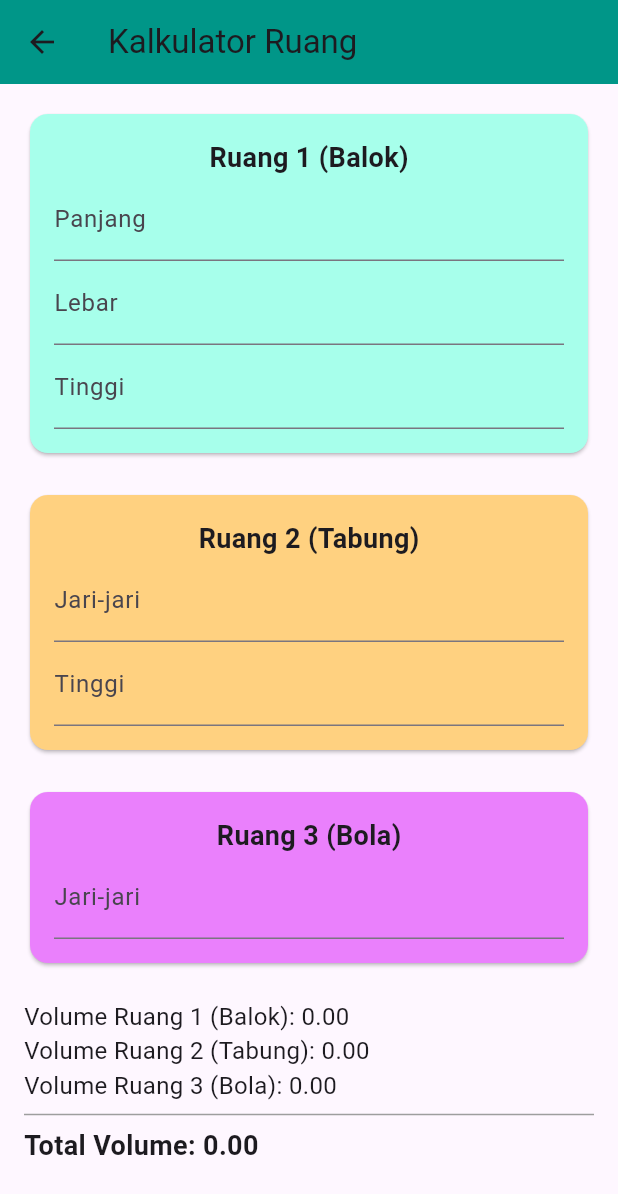
After one commit to Kasehito/my_mobx_app, a Flutter app: the screen it shows after launch, after a tap on "Go to Second Screen CUBIC", on a phone screen of 412 x 824 dp. The commit adds this screen. Shown: the top 1194 px of the screen. Run offline on Flutter 3.47's test engine with Material 3 defaults, Android fonts, the phone set to English and light mode, and no system bars; our stand-ins replace flutter_mobx, mobx; generated files the repository leaves out were written again.

Commit message:
[AN] membuat bangun ruang

```diff
--- /dev/null
+++ b/lib/list.dart
@@ -0,0 +1 @@
+// TODO Implement this library.
--- a/lib/main.dart
+++ b/lib/main.dart
@@ -1,24 +1,32 @@
+
+
+
+import 'package:my_mobx_app2/second_page.dart';
+import 'package:my_mobx_app2/space_calculator_store.dart';
 import 'package:flutter/material.dart';
-import 'package:my_mobx_app2/myhomepage.dart';
+
+import 'list.dart';
 
 void main() {
   runApp(const MyApp());
 }
 
- class MyApp extends StatelessWidget {
+class MyApp extends StatelessWidget {
   const MyApp({super.key});
 
   // This widget is the root of your application.
   @override
   Widget build(BuildContext context) {
+
     return MaterialApp(
-      title: 'Flutter Demo',
       debugShowCheckedModeBanner: false,
+      title: 'Flutter First',
       theme: ThemeData(
+
         colorScheme: ColorScheme.fromSeed(seedColor: Colors.deepPurple),
         useMaterial3: true,
       ),
-      home: MyHomePage(),
+      home:SecondPage(),
     );
   }
 }
--- /dev/null
+++ b/lib/second_page.dart
@@ -0,0 +1,27 @@
+import 'package:flutter/material.dart';
+import 'package:my_mobx_app2/space_calculator_store.dart';
+
+class SecondPage extends StatelessWidget {
+  const SecondPage({super.key});
+
+  @override
+  Widget build(BuildContext context) {
+    return Scaffold(
+      appBar: AppBar(
+        title: Text('Home Screen'),
+      ),
+      body: Center(
+        child: ElevatedButton(
+          onPressed: () {
+            // Navigate to the second screen
+            Navigator.push(
+              context,
+              MaterialPageRoute(builder: (context) => Calcu()),
+            );
+          },
+          child: Text('Go to Second Screen CUBIC'),
+        ),
+      ),
+    );
+  }
+}
--- /dev/null
+++ b/lib/space_calculator_store.dart
@@ -0,0 +1,137 @@
+import 'package:flutter/material.dart';
+import 'package:flutter_mobx/flutter_mobx.dart';
+import 'mobx.dart';
+
+class Calcu extends StatefulWidget {
+  const Calcu({super.key});
+
+  @override
+  State<Calcu> createState() => _CalcuState();
+}
+
+class _CalcuState extends State<Calcu> {
+  final store = SpaceCalculatorStore();
+
+  @override
+  Widget build(BuildContext context) {
+    return Scaffold(
+      appBar: AppBar(
+        title: const Text('Kalkulator Ruang'),
+        backgroundColor: Colors.teal,
+      ),
+      body: Padding(
+        padding: const EdgeInsets.all(16.0),
+        child: SingleChildScrollView(
+          child: Column(
+            crossAxisAlignment: CrossAxisAlignment.start,
+            children: [
+              // Input untuk Ruang 1 (Balok)
+              Card(
+                color: Colors.tealAccent.shade100,
+                child: Padding(
+                  padding: const EdgeInsets.all(16.0),
+                  child: Column(
+                    children: [
+                      const Text(
+                        'Ruang 1 (Balok)',
+                        style: TextStyle(fontSize: 18, fontWeight: FontWeight.bold),
+                      ),
+                      TextField(
+                        decoration: const InputDecoration(labelText: 'Panjang'),
+                        keyboardType: TextInputType.number,
+                        onChanged: (value) => store.setLength1(double.parse(value)),
+                      ),
+                      TextField(
+                        decoration: const InputDecoration(labelText: 'Lebar'),
+                        keyboardType: TextInputType.number,
+                        onChanged: (value) => store.setWidth1(double.parse(value)),
+                      ),
+                      TextField(
+                        decoration: const InputDecoration(labelText: 'Tinggi'),
+                        keyboardType: TextInputType.number,
+                        onChanged: (value) => store.setHeight1(double.parse(value)),
+                      ),
+                    ],
+                  ),
+                ),
+              ),
+              const SizedBox(height: 20),
+              // Input untuk Ruang 2 (Tabung)
+              Card(
+                color: Colors.orangeAccent.shade100,
+                child: Padding(
+                  padding: const EdgeInsets.all(16.0),
+                  child: Column(
+                    children: [
+                      const Text(
+                        'Ruang 2 (Tabung)',
+                        style: TextStyle(fontSize: 18, fontWeight: FontWeight.bold),
+                      ),
+                      TextField(
+                        decoration: const InputDecoration(labelText: 'Jari-jari'),
+                        keyboardType: TextInputType.number,
+                        onChanged: (value) => store.setRadius2(double.parse(value)),
+                      ),
+                      TextField(
+                        decoration: const InputDecoration(labelText: 'Tinggi'),
+                        keyboardType: TextInputType.number,
+                        onChanged: (value) => store.setHeight2(double.parse(value)),
+                      ),
+                    ],
+                  ),
+                ),
+              ),
+              const SizedBox(height: 20),
+              // Input untuk Ruang 3 (Bola)
+              Card(
+                color: Colors.purpleAccent.shade100,
+                child: Padding(
+                  padding: const EdgeInsets.all(16.0),
+                  child: Column(
+                    children: [
+                      const Text(
+                        'Ruang 3 (Bola)',
+                        style: TextStyle(fontSize: 18, fontWeight: FontWeight.bold),
+                      ),
+                      TextField(
+                        decoration: const InputDecoration(labelText: 'Jari-jari'),
+                        keyboardType: TextInputType.number,
+                        onChanged: (value) => store.setRadius3(double.parse(value)),
+                      ),
+                    ],
+                  ),
+                ),
+              ),
+              const SizedBox(height: 20),
+              // Observer untuk hasil Volume dari setiap bentuk
+              Observer(
+                builder: (_) => Column(
+                  crossAxisAlignment: CrossAxisAlignment.start,
+                  children: [
+                    Text(
+                      'Volume Ruang 1 (Balok): ${store.volume1.toStringAsFixed(2)}',
+                      style: const TextStyle(fontSize: 16),
+                    ),
+                    Text(
+                      'Volume Ruang 2 (Tabung): ${store.volume2.toStringAsFixed(2)}',
+                      style: const TextStyle(fontSize: 16),
+                    ),
+                    Text(
+                      'Volume Ruang 3 (Bola): ${store.volume3.toStringAsFixed(2)}',
+                      style: const TextStyle(fontSize: 16),
+                    ),
+                    const Divider(color: Colors.grey),
+                    Text(
+                      'Total Volume: ${store.totalVolume.toStringAsFixed(2)}',
+                      style: const TextStyle(fontSize: 18, fontWeight: FontWeight.bold),
+                    ),
+                  ],
+                ),
+              ),
+            ],
+          ),
+        ),
+      ),
+    );
+  }
+}
```
Also changed, not shown: lib/bmi_store.dart (deleted, +0 -76 lines), lib/men_bmi_calculator.dart (deleted, +0 -56 lines), lib/mobx.dart (added, +71 -0 lines), lib/myhomepage.dart (deleted, +0 -38 lines), lib/women_bmi_calculator.dart (deleted, +0 -56 lines), lib/bmi_store.g.dart (deleted).
